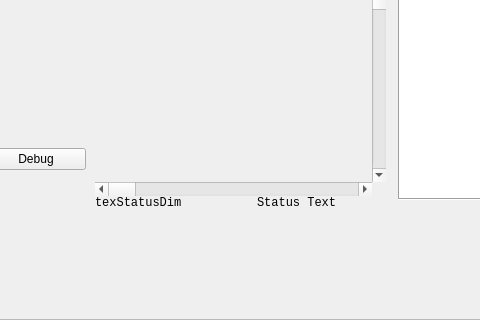
Qt form qrenderdoc/Windows/TextureViewer.ui (baldurk/renderdoc) before a commit; both pictures show x 155 to 635 and y 251 to 571 of the 775 by 571 pixel window.
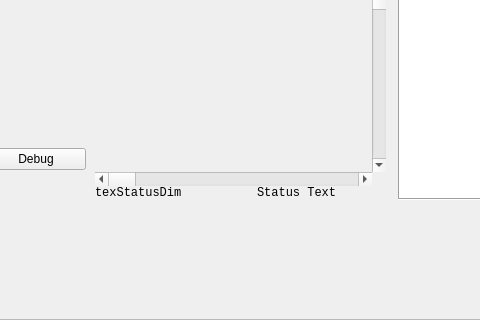
The same form after that commit. Icons and pictures are not drawn. Custom widgets are drawn as their Qt base class.

Commit message: Remove maxmimumSize where inappropriate, as it breaks on other layouts

Patch:
```diff
--- a/qrenderdoc/Windows/TextureViewer.ui
+++ b/qrenderdoc/Windows/TextureViewer.ui
@@ -928,7 +928,7 @@
      <x>250</x>
      <y>220</y>
      <width>291</width>
-     <height>241</height>
+     <height>231</height>
     </rect>
    </property>
    <property name="sizePolicy">
@@ -1024,12 +1024,6 @@
           <height>14</height>
          </size>
         </property>
-        <property name="maximumSize">
-         <size>
-          <width>32</width>
-          <height>14</height>
-         </size>
-        </property>
        </widget>
       </item>
       <item>
```
Left out of the diff: 18 changed lines with no effect on the pictures. The commit also changes 3 other files.
